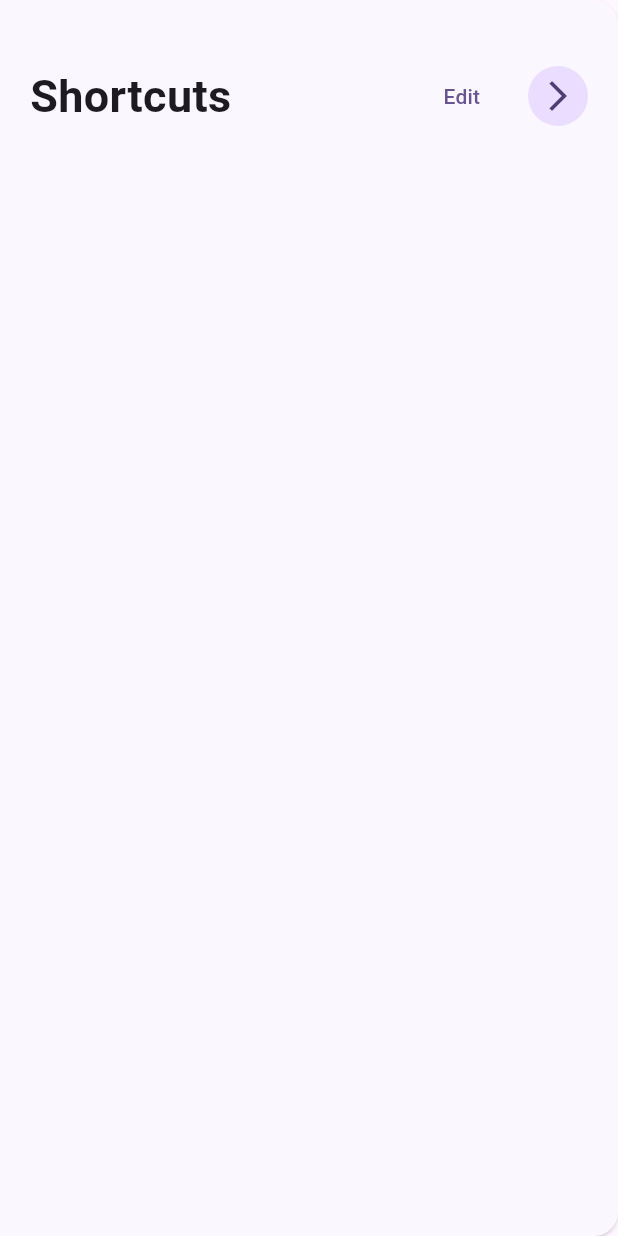
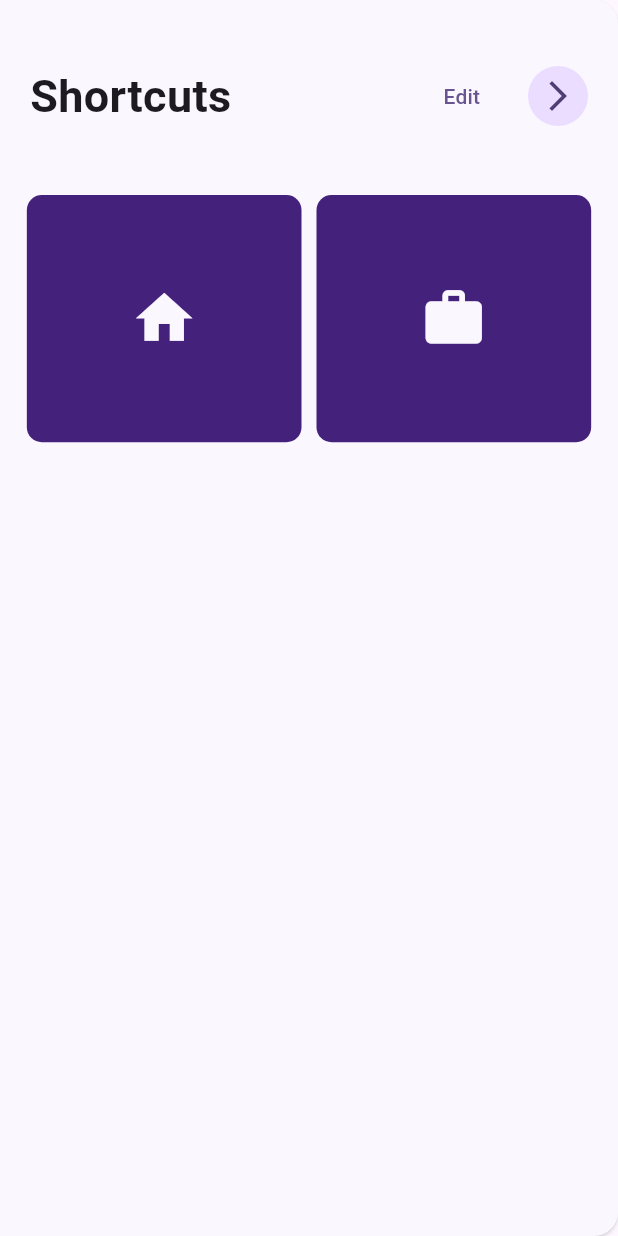
Before and after one commit to hashirSoomro/MetroStationApp, a Flutter app: the DrawerWidget widget shown alone on an empty page, opened directly, on a phone screen of 412 x 824 dp. Run offline on Flutter 3.47's test engine with Material 3 defaults, Android fonts, the light colour scheme and no system bars; our stand-ins replace firebase_core, flutter_map, google_fonts, latlong2; accounts and stored records are empty.

Commit message:
Update drawer-widget

```diff
--- a/metro_station/lib/widgets/drawer-widget.dart
+++ b/metro_station/lib/widgets/drawer-widget.dart
@@ -1,4 +1,4 @@
-// ignore_for_file: prefer_const_constructors, prefer_const_literals_to_create_immutables
+// ignore_for_file: prefer_const_constructors, prefer_const_literals_to_create_immutables, sort_child_properties_last
 
 import 'package:flutter/material.dart';
 
@@ -64,13 +64,62 @@ class _DrawerWidgetState extends State<DrawerWidget> {
                           width: 8,
                         ),
                         InkWell(
+                          borderRadius: BorderRadius.circular(30),
                           onTap: () {},
                           child: CircleAvatar(
                             child: Icon(Icons.arrow_forward_ios),
                           ),
                         )
                       ],
-                    )
+                    ),
+                  ],
+                ),
+              ),
+              SizedBox(
+                height: 30,
+              ),
+              Padding(
+                padding: EdgeInsets.all(12),
+                child: Row(
+                  mainAxisAlignment: MainAxisAlignment.center,
+                  children: [
+                    InkWell(
+                      borderRadius: BorderRadius.circular(10),
+                      onTap: () {},
+                      child: Container(
+                        child: Icon(
+                          Icons.home,
+                          color: AppConstant.appTextColor,
+                          size: 45,
+                        ),
+                        decoration: BoxDecoration(
+                          color: AppConstant.appSecondaryColor,
+                          borderRadius: BorderRadius.circular(10),
+                        ),
+                        height: MediaQuery.sizeOf(context).height / 5,
+                        width: MediaQuery.sizeOf(context).width / 2.25,
+                      ),
+                    ),
+                    SizedBox(
+                      width: 10,
+                    ),
+                    InkWell(
+                      borderRadius: BorderRadius.circular(10),
+                      onTap: () {},
+                      child: Container(
+                        child: Icon(
+                          Icons.work,
+                          color: AppConstant.appTextColor,
+                          size: 45,
+                        ),
+                        decoration: BoxDecoration(
+                          color: AppConstant.appSecondaryColor,
+                          borderRadius: BorderRadius.circular(10),
+                        ),
+                        height: MediaQuery.sizeOf(context).height / 5,
+                        width: MediaQuery.sizeOf(context).width / 2.25,
+                      ),
+                    ),
                   ],
                 ),
               )
```
